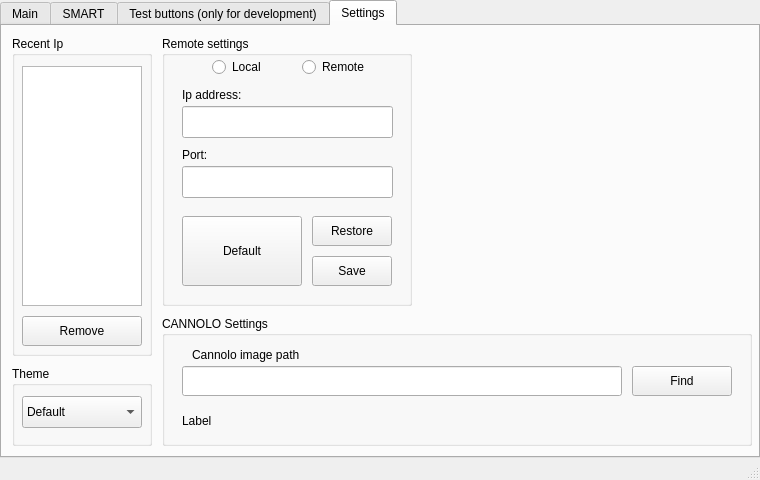
Above: assets/qt/interface_test.ui from WEEE-Open/pesto before the change. Below: the same form after it.
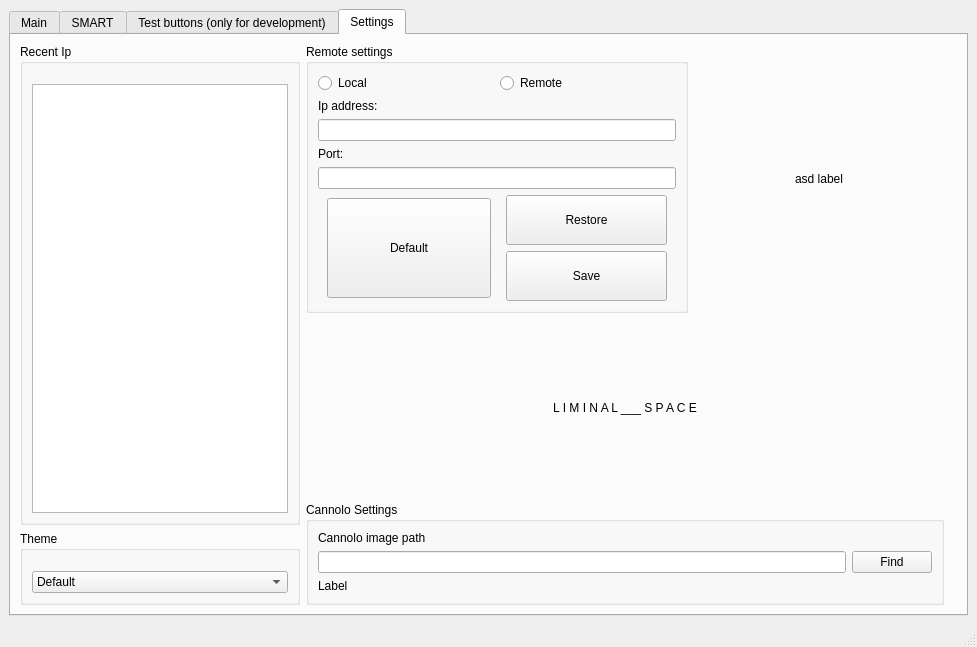
That is the form after the change. The open tabs and pages were chosen to show the change.

Commit message: Started interface editing for auto-resize

```diff
--- a/assets/qt/interface_test.ui
+++ b/assets/qt/interface_test.ui
@@ -6,26 +6,20 @@
    <rect>
     <x>0</x>
     <y>0</y>
-    <width>760</width>
-    <height>480</height>
+    <width>977</width>
+    <height>647</height>
    </rect>
   </property>
   <property name="sizePolicy">
-   <sizepolicy hsizetype="Fixed" vsizetype="Fixed">
+   <sizepolicy hsizetype="Expanding" vsizetype="Minimum">
     <horstretch>0</horstretch>
     <verstretch>0</verstretch>
    </sizepolicy>
   </property>
   <property name="minimumSize">
    <size>
-    <width>760</width>
-    <height>480</height>
-   </size>
-  </property>
-  <property name="maximumSize">
-   <size>
-    <width>760</width>
-    <height>480</height>
+    <width>864</width>
+    <height>548</height>
    </size>
   </property>
   <property name="windowTitle">
@@ -41,14 +35,14 @@
    <enum>QTabWidget::Rounded</enum>
   </property>
   <widget class="QWidget" name="centralwidget">
+   <layout class="QHBoxLayout" name="horizontalLayout_9">
+    <item>
    <widget class="QTabWidget" name="globalTab">
-    <property name="geometry">
-     <rect>
-      <x>0</x>
-      <y>0</y>
-      <width>760</width>
-      <height>458</height>
-     </rect>
+      <property name="minimumSize">
+       <size>
+        <width>742</width>
+        <height>440</height>
+       </size>
     </property>
     <property name="styleSheet">
      <string notr="true"/>
@@ -570,235 +564,405 @@
      <attribute name="title">
       <string>Settings</string>
      </attribute>
-     <widget class="QGroupBox" name="groupBox_2">
-      <property name="geometry">
-       <rect>
-        <x>160</x>
-        <y>10</y>
-        <width>250</width>
-        <height>270</height>
-       </rect>
+       <layout class="QHBoxLayout" name="horizontalLayout_10">
+        <item>
+         <layout class="QHBoxLayout" name="settings_layout">
+          <item>
+           <layout class="QVBoxLayout" name="settings_col_1">
+            <item>
+             <layout class="QVBoxLayout" name="row1">
+              <property name="sizeConstraint">
+               <enum>QLayout::SetMaximumSize</enum>
+              </property>
+              <item>
+               <widget class="QGroupBox" name="recent_ip_box">
+                <property name="title">
+                 <string>Recent Ip</string>
+                </property>
+                <layout class="QVBoxLayout" name="verticalLayout_4">
+                 <property name="topMargin">
+                  <number>20</number>
+                 </property>
+                 <item>
+                  <widget class="QListWidget" name="ipList">
+                   <property name="sizePolicy">
+                    <sizepolicy hsizetype="Fixed" vsizetype="Expanding">
+                     <horstretch>0</horstretch>
+                     <verstretch>0</verstretch>
+                    </sizepolicy>
+                   </property>
+                   <property name="spacing">
+                    <number>5</number>
+                   </property>
+                  </widget>
+                 </item>
+                </layout>
+               </widget>
+              </item>
+             </layout>
+            </item>
+            <item>
+             <layout class="QVBoxLayout" name="row2">
+              <item>
+               <widget class="QGroupBox" name="groupBox_4">
+                <property name="title">
+                 <string>Theme</string>
+                </property>
+                <layout class="QVBoxLayout" name="verticalLayout_3">
+                 <property name="topMargin">
+                  <number>20</number>
+                 </property>
+                 <item>
+                  <widget class="QComboBox" name="themeSelector">
+                   <item>
+                    <property name="text">
+                     <string>Default</string>
+                    </property>
+                   </item>
+                   <item>
+                    <property name="text">
+                     <string>Dark</string>
+                    </property>
+                   </item>
+                   <item>
+                    <property name="text">
+                     <string>Vaporwave</string>
+                    </property>
+                   </item>
+                   <item>
+                    <property name="text">
+                     <string>Asd</string>
+                    </property>
+                   </item>
+                   <item>
+                    <property name="text">
+                     <string>WeeeOpen</string>
+                    </property>
+                   </item>
+                  </widget>
+                 </item>
+                </layout>
+               </widget>
+              </item>
+             </layout>
+            </item>
+           </layout>
+          </item>
+          <item>
+           <layout class="QVBoxLayout" name="settings_col_2">
+            <item>
+             <layout class="QHBoxLayout" name="horizontalLayout_4">
+              <property name="sizeConstraint">
+               <enum>QLayout::SetMinimumSize</enum>
+              </property>
+              <item>
+               <layout class="QVBoxLayout" name="verticalLayout_7">
+                <item>
+                 <widget class="QGroupBox" name="groupBox">
+                  <property name="minimumSize">
+                   <size>
+                    <width>0</width>
+                    <height>0</height>
+                   </size>
+                  </property>
+                  <property name="maximumSize">
+                   <size>
+                    <width>16777215</width>
+                    <height>362</height>
+                   </size>
       </property>
       <property name="title">
        <string>Remote settings</string>
       </property>
+                  <layout class="QVBoxLayout" name="verticalLayout_8">
+                   <item>
+                    <layout class="QHBoxLayout" name="horizontalLayout_7">
+                     <property name="sizeConstraint">
+                      <enum>QLayout::SetFixedSize</enum>
+                     </property>
+                     <item>
+                      <widget class="QRadioButton" name="localRadioBtn">
+                       <property name="minimumSize">
+                        <size>
+                         <width>0</width>
+                         <height>0</height>
+                        </size>
+                       </property>
+                       <property name="text">
+                        <string>Local</string>
+                       </property>
+                      </widget>
+                     </item>
+                     <item>
+                      <widget class="QRadioButton" name="remoteRadioBtn">
+                       <property name="minimumSize">
+                        <size>
+                         <width>0</width>
+                         <height>0</height>
+                        </size>
+                       </property>
+                       <property name="text">
+                        <string>Remote</string>
+                       </property>
+                      </widget>
+                     </item>
+                    </layout>
+                   </item>
+                   <item>
       <widget class="QLabel" name="label">
-       <property name="geometry">
-        <rect>
-         <x>20</x>
-         <y>50</y>
-         <width>81</width>
-         <height>18</height>
-        </rect>
+                     <property name="minimumSize">
+                      <size>
+                       <width>0</width>
+                       <height>0</height>
+                      </size>
        </property>
        <property name="text">
         <string>Ip address:</string>
        </property>
       </widget>
+                   </item>
+                   <item>
       <widget class="QLineEdit" name="remoteIp">
-       <property name="geometry">
-        <rect>
-         <x>20</x>
-         <y>70</y>
-         <width>211</width>
-         <height>32</height>
-        </rect>
-       </property>
-      </widget>
+                     <property name="minimumSize">
+                      <size>
+                       <width>0</width>
+                       <height>0</height>
+                      </size>
+                     </property>
+                    </widget>
+                   </item>
+                   <item>
       <widget class="QLabel" name="label_2">
-       <property name="geometry">
-        <rect>
-         <x>20</x>
-         <y>110</y>
-         <width>81</width>
-         <height>18</height>
-        </rect>
+                     <property name="minimumSize">
+                      <size>
+                       <width>0</width>
+                       <height>0</height>
+                      </size>
        </property>
        <property name="text">
         <string>Port:</string>
        </property>
       </widget>
+                   </item>
+                   <item>
       <widget class="QLineEdit" name="remotePort">
-       <property name="geometry">
-        <rect>
-         <x>20</x>
-         <y>130</y>
-         <width>211</width>
-         <height>32</height>
-        </rect>
-       </property>
-      </widget>
-      <widget class="QRadioButton" name="localRadioBtn">
-       <property name="geometry">
-        <rect>
-         <x>50</x>
-         <y>20</y>
-         <width>60</width>
-         <height>22</height>
-        </rect>
-       </property>
-       <property name="text">
-        <string>Local</string>
-       </property>
-      </widget>
-      <widget class="QRadioButton" name="remoteRadioBtn">
-       <property name="geometry">
-        <rect>
-         <x>140</x>
-         <y>20</y>
-         <width>80</width>
-         <height>22</height>
-        </rect>
+                     <property name="minimumSize">
+                      <size>
+                       <width>0</width>
+                       <height>0</height>
+                      </size>
+                     </property>
+                    </widget>
+                   </item>
+                   <item>
+                    <layout class="QHBoxLayout" name="horizontalLayout_8">
+                     <item>
+                      <layout class="QVBoxLayout" name="verticalLayout_10"/>
+                     </item>
+                     <item>
+                      <widget class="QPushButton" name="defaultButton">
+                       <property name="sizePolicy">
+                        <sizepolicy hsizetype="Expanding" vsizetype="Maximum">
+                         <horstretch>0</horstretch>
+                         <verstretch>0</verstretch>
+                        </sizepolicy>
+                       </property>
+                       <property name="minimumSize">
+                        <size>
+                         <width>0</width>
+                         <height>100</height>
+                        </size>
+                       </property>
+                       <property name="maximumSize">
+                        <size>
+                         <width>164</width>
+                         <height>16777215</height>
+                        </size>
        </property>
        <property name="text">
-        <string>Remote</string>
-       </property>
-      </widget>
+                        <string>Default</string>
+                       </property>
+                      </widget>
+                     </item>
+                     <item>
+                      <layout class="QVBoxLayout" name="verticalLayout_9">
+                       <item>
       <widget class="QPushButton" name="restoreButton">
-       <property name="geometry">
-        <rect>
-         <x>150</x>
-         <y>180</y>
-         <width>80</width>
-         <height>30</height>
-        </rect>
+                         <property name="sizePolicy">
+                          <sizepolicy hsizetype="Expanding" vsizetype="Fixed">
+                           <horstretch>0</horstretch>
+                           <verstretch>0</verstretch>
+                          </sizepolicy>
+                         </property>
+                         <property name="minimumSize">
+                          <size>
+                           <width>0</width>
+                           <height>50</height>
+                          </size>
+                         </property>
+                         <property name="maximumSize">
+                          <size>
+                           <width>161</width>
+                           <height>16777215</height>
+                          </size>
+                         </property>
+                         <property name="acceptDrops">
+                          <bool>false</bool>
+                         </property>
+                         <property name="layoutDirection">
+                          <enum>Qt::LeftToRight</enum>
+                         </property>
+                         <property name="autoFillBackground">
+                          <bool>false</bool>
        </property>
        <property name="text">
         <string>Restore</string>
        </property>
-      </widget>
+                         <property name="checkable">
+                          <bool>false</bool>
+                         </property>
+                         <property name="checked">
+                          <bool>false</bool>
+                         </property>
+                         <property name="autoDefault">
+                          <bool>false</bool>
+                         </property>
+                         <property name="default">
+                          <bool>false</bool>
+                         </property>
+                         <property name="flat">
+                          <bool>false</bool>
+                         </property>
+                        </widget>
+                       </item>
+                       <item>
       <widget class="QPushButton" name="saveButton">
-       <property name="geometry">
-        <rect>
-         <x>150</x>
-         <y>220</y>
-         <width>80</width>
-         <height>30</height>
-        </rect>
+                         <property name="sizePolicy">
+                          <sizepolicy hsizetype="Expanding" vsizetype="Fixed">
+                           <horstretch>0</horstretch>
+                           <verstretch>0</verstretch>
+                          </sizepolicy>
+                         </property>
+                         <property name="minimumSize">
+                          <size>
+                           <width>0</width>
+                           <height>50</height>
+                          </size>
+                         </property>
+                         <property name="maximumSize">
+                          <size>
+                           <width>161</width>
+                           <height>16777215</height>
+                          </size>
        </property>
        <property name="text">
         <string>Save</string>
        </property>
       </widget>
-      <widget class="QPushButton" name="defaultButton">
-       <property name="geometry">
-        <rect>
-         <x>20</x>
-         <y>180</y>
-         <width>120</width>
-         <height>70</height>
-        </rect>
-       </property>
+                       </item>
+                      </layout>
+                     </item>
+                    </layout>
+                   </item>
+                  </layout>
+                 </widget>
+                </item>
+               </layout>
+              </item>
+              <item>
+               <widget class="QLabel" name="asdLabel">
+                <property name="sizePolicy">
+                 <sizepolicy hsizetype="Minimum" vsizetype="Minimum">
+                  <horstretch>0</horstretch>
+                  <verstretch>0</verstretch>
+                 </sizepolicy>
+                </property>
+                <property name="minimumSize">
+                 <size>
+                  <width>250</width>
+                  <height>250</height>
+                 </size>
+                </property>
        <property name="text">
-        <string>Default</string>
-       </property>
-      </widget>
-     </widget>
-     <widget class="QGroupBox" name="ipBox">
-      <property name="geometry">
-       <rect>
-        <x>10</x>
-        <y>10</y>
-        <width>140</width>
-        <height>320</height>
-       </rect>
-      </property>
-      <property name="title">
-       <string>Recent Ip</string>
-      </property>
-      <widget class="QListWidget" name="ipList">
-       <property name="geometry">
-        <rect>
-         <x>10</x>
-         <y>30</y>
-         <width>120</width>
-         <height>240</height>
-        </rect>
-       </property>
-      </widget>
-      <widget class="QPushButton" name="removeButton">
-       <property name="geometry">
-        <rect>
-         <x>10</x>
-         <y>280</y>
-         <width>120</width>
-         <height>30</height>
-        </rect>
-       </property>
+                 <string>asd label</string>
+                </property>
+                <property name="alignment">
+                 <set>Qt::AlignCenter</set>
+                </property>
+               </widget>
+              </item>
+              <item>
+               <layout class="QVBoxLayout" name="asd_layout"/>
+              </item>
+             </layout>
+            </item>
+            <item>
+             <spacer name="verticalSpacer">
+              <property name="orientation">
+               <enum>Qt::Vertical</enum>
+              </property>
+              <property name="sizeHint" stdset="0">
+               <size>
+                <width>20</width>
+                <height>40</height>
+               </size>
+              </property>
+             </spacer>
+            </item>
+            <item>
+             <widget class="QLabel" name="label_4">
+              <property name="locale">
+               <locale language="Italian" country="Italy"/>
+              </property>
        <property name="text">
-        <string>Remove</string>
-       </property>
-      </widget>
-     </widget>
-     <widget class="QGroupBox" name="groupBox_4">
-      <property name="geometry">
-       <rect>
-        <x>10</x>
-        <y>340</y>
-        <width>140</width>
-        <height>80</height>
-       </rect>
-      </property>
-      <property name="title">
-       <string>Theme</string>
-      </property>
-      <widget class="QComboBox" name="themeSelector">
-       <property name="geometry">
-        <rect>
-         <x>10</x>
-         <y>30</y>
-         <width>120</width>
-         <height>32</height>
-        </rect>
-       </property>
-       <item>
-        <property name="text">
-         <string>Default</string>
-        </property>
+               <string>L I M I N A L ___  S P A C E</string>
+              </property>
+              <property name="textFormat">
+               <enum>Qt::RichText</enum>
+              </property>
+              <property name="alignment">
+               <set>Qt::AlignCenter</set>
+              </property>
+              <property name="indent">
+               <number>-1</number>
+              </property>
+             </widget>
        </item>
        <item>
-        <property name="text">
-         <string>Dark</string>
-        </property>
-       </item>
-       <item>
-        <property name="text">
-         <string>Vaporwave</string>
-        </property>
+             <spacer name="verticalSpacer_2">
+              <property name="orientation">
+               <enum>Qt::Vertical</enum>
+              </property>
+              <property name="sizeHint" stdset="0">
+               <size>
+                <width>20</width>
+                <height>40</height>
+               </size>
+              </property>
+             </spacer>
        </item>
        <item>
-        <property name="text">
-         <string>Asd</string>
-        </property>
-       </item>
+             <layout class="QVBoxLayout" name="cannolo_layout">
+              <item>
+               <widget class="QGroupBox" name="groupBox_3">
+                <property name="title">
+                 <string>Cannolo Settings</string>
+                </property>
+                <layout class="QVBoxLayout" name="verticalLayout_6">
        <item>
+                  <widget class="QLabel" name="label_3">
         <property name="text">
-         <string>WeeeOpen</string>
-        </property>
-       </item>
-      </widget>
-     </widget>
-     <widget class="QGroupBox" name="groupBox_5">
-      <property name="geometry">
-       <rect>
-        <x>160</x>
-        <y>290</y>
-        <width>590</width>
-        <height>130</height>
-       </rect>
-      </property>
-      <property name="title">
-       <string>CANNOLO Settings</string>
-      </property>
+                    <string>Cannolo image path</string>
+                   </property>
+                   <property name="alignment">
+                    <set>Qt::AlignBottom|Qt::AlignLeading|Qt::AlignLeft</set>
+                   </property>
+                  </widget>
+                 </item>
+                 <item>
+                  <layout class="QHBoxLayout" name="horizontalLayout_6">
+                   <item>
       <widget class="QLineEdit" name="directoryText">
-       <property name="geometry">
-        <rect>
-         <x>20</x>
-         <y>50</y>
-         <width>440</width>
-         <height>30</height>
-        </rect>
-       </property>
        <property name="readOnly">
         <bool>true</bool>
        </property>
@@ -806,76 +970,40 @@
         <bool>false</bool>
        </property>
       </widget>
+                   </item>
+                   <item>
+                    <widget class="QPushButton" name="findButton">
+                     <property name="text">
+                      <string>Find</string>
+                     </property>
+                    </widget>
+                   </item>
+                  </layout>
+                 </item>
+                 <item>
       <widget class="QLabel" name="cannoloLabel">
-       <property name="geometry">
-        <rect>
-         <x>20</x>
-         <y>90</y>
-         <width>550</width>
-         <height>30</height>
-        </rect>
-       </property>
        <property name="text">
         <string>Label</string>
        </property>
+                   <property name="alignment">
+                    <set>Qt::AlignLeading|Qt::AlignLeft|Qt::AlignTop</set>
+                   </property>
        <property name="wordWrap">
         <bool>true</bool>
        </property>
       </widget>
-      <widget class="QPushButton" name="findButton">
-       <property name="geometry">
-        <rect>
-         <x>470</x>
-         <y>50</y>
-         <width>100</width>
-         <height>30</height>
-        </rect>
-       </property>
-       <property name="text">
-        <string>Find</string>
-       </property>
-      </widget>
-      <widget class="QLabel" name="label_3">
-       <property name="geometry">
-        <rect>
-         <x>30</x>
-         <y>30</y>
-         <width>140</width>
-         <height>18</height>
-        </rect>
-       </property>
-       <property name="text">
-        <string>Cannolo image path</string>
-       </property>
-      </widget>
-     </widget>
-     <widget class="QLabel" name="asdLabel">
-      <property name="geometry">
-       <rect>
-        <x>420</x>
-        <y>20</y>
-        <width>321</width>
-        <height>261</height>
-       </rect>
-      </property>
-      <property name="text">
-       <string/>
-      </property>
-      <property name="alignment">
-       <set>Qt::AlignCenter</set>
-      </property>
-     </widget>
-    </widget>
-   </widget>
+                 </item>
+                </layout>
+               </widget>
+              </item>
+             </layout>
+            </item>
+           </layout>
+          </item>
+         </layout>
+        </item>
+        <item>
    <widget class="QLabel" name="backgroundLabel">
-    <property name="geometry">
-     <rect>
-      <x>10</x>
-      <y>28</y>
-      <width>671</width>
-      <height>371</height>
-     </rect>
-    </property>
     <property name="text">
      <string/>
     </property>
@@ -883,8 +1011,12 @@
      <set>Qt::AlignCenter</set>
     </property>
    </widget>
-   <zorder>backgroundLabel</zorder>
-   <zorder>globalTab</zorder>
+        </item>
+       </layout>
+      </widget>
+     </widget>
+    </item>
+   </layout>
   </widget>
   <widget class="QStatusBar" name="statusbar"/>
  </widget>
```
Left out of the diff: 296 changed lines with no effect on the pictures. Lines whose indentation alone changed are shown as unchanged.
